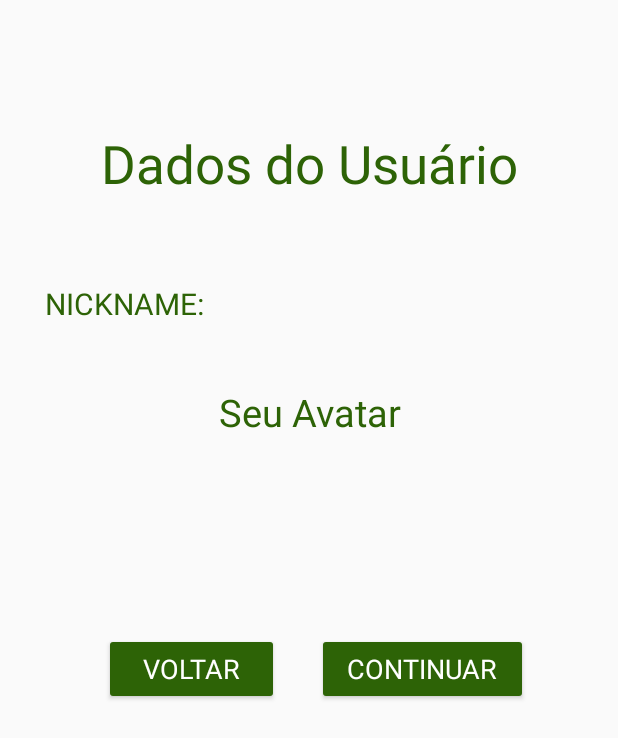
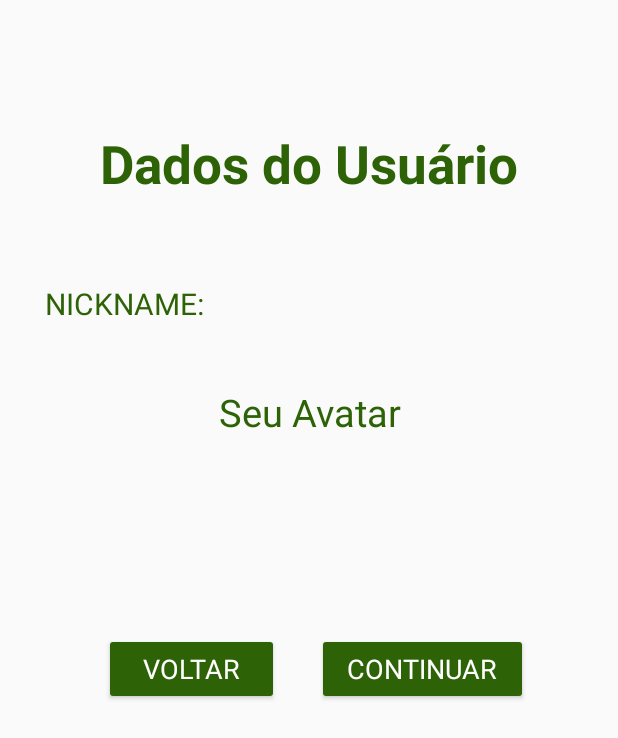
Before and after one commit to Higor335/Jogo-da-Forca-em-Java-android, an Android app: the DadosUsuario screen opened directly, with no data from a screen before it, on a phone screen of 412 x 824 dp. Shown: the top 738 px of the screen. Run offline under Robolectric (Android 15) with nearby library versions, the phone set to English and light mode, and no system bars; Roboto replaces fonts that are not available here.

Commit message:
Atualizando detalhe de layout.

```diff
--- a/app/src/main/res/layout/activity_dados_usuario.xml
+++ b/app/src/main/res/layout/activity_dados_usuario.xml
@@ -23,7 +23,8 @@
             android:gravity="center"
             android:text="@string/titulo"
             android:textColor="#2D6306"
-            android:textSize="35sp" />
+            android:textSize="35sp"
+            android:textStyle="bold" />
 
         <TableLayout
             android:layout_width="match_parent"
```
